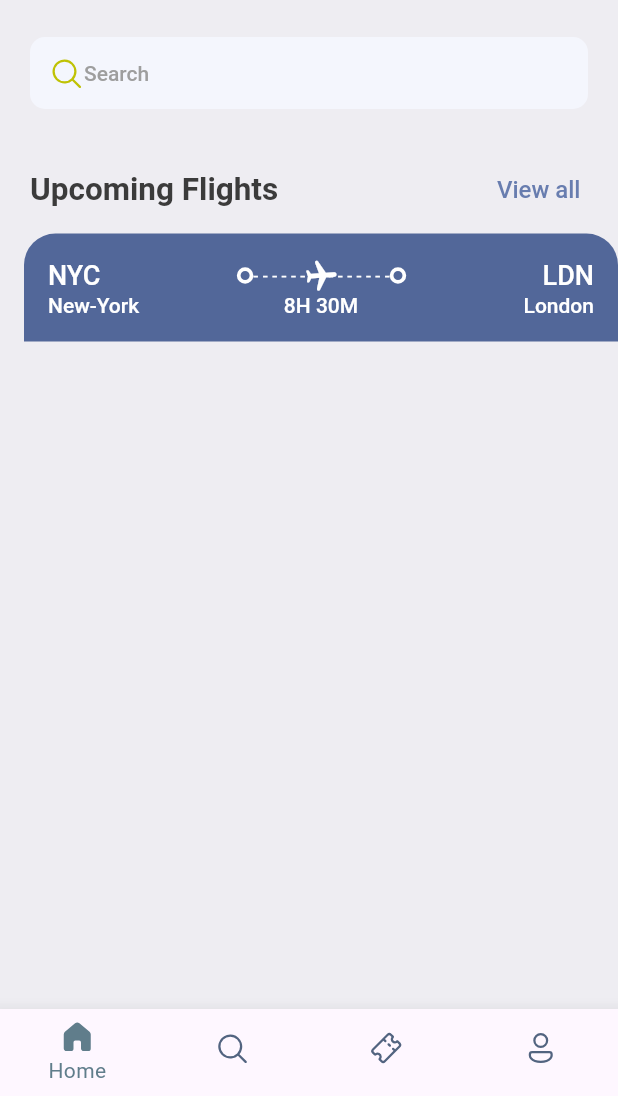
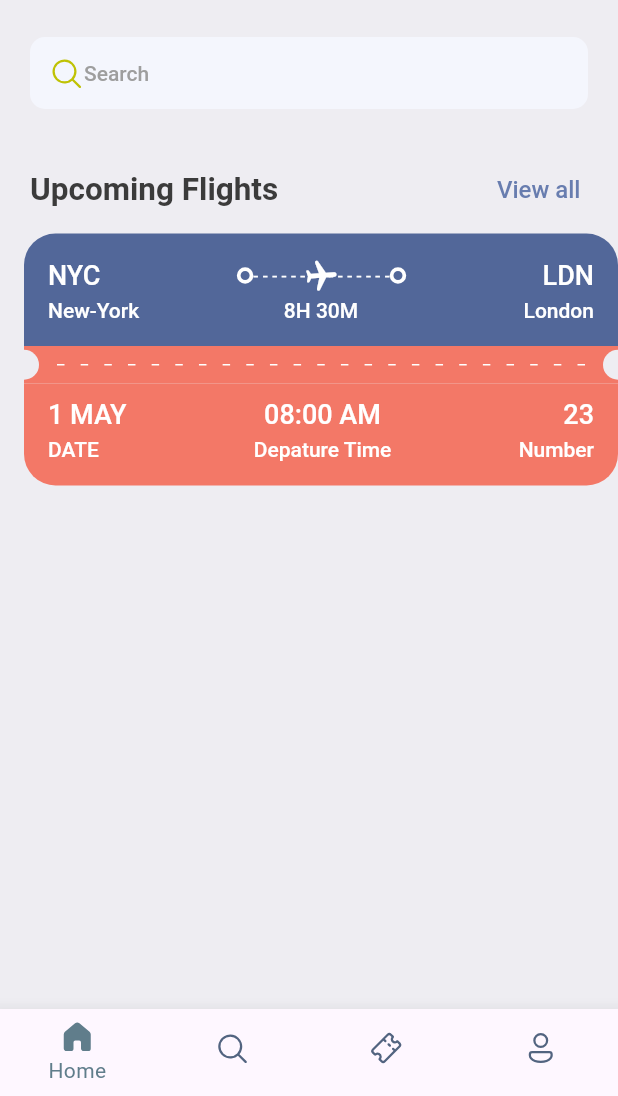
Before and after one commit to fjr619/BookTickets, a Flutter app: the screen it shows after launch, on a phone screen of 412 x 824 dp, the part 140-1236 px from its top. Run offline on Flutter 3.47's test engine with Material 2 defaults, Android fonts, the phone set to English and light mode, and no system bars; our stand-ins replace fluentui_system_icons, gap.

Commit message:
home screen: ticket view part 2

```diff
--- a/lib/screens/home/ticket_view.dart
+++ b/lib/screens/home/ticket_view.dart
@@ -1,5 +1,6 @@
 import 'package:booktickets/util/app_layout.dart';
 import 'package:flutter/material.dart';
+import 'package:gap/gap.dart';
 
 import '../../util/app_style.dart';
 import '../widget/thick_container.dart';
@@ -15,14 +16,15 @@ class TicketView extends StatelessWidget {
       width: size.width,
       height: 200,
       child: Container(
+        margin: const EdgeInsets.only(left: 16),
         child: Column(
           children: [
+            //showing the part of the card/ticket
             Container(
-              margin: const EdgeInsets.only(left: 16),
               padding: const EdgeInsets.all(16),
-              decoration: const BoxDecoration(
-                  color: Color(0xFF526799),
-                  borderRadius: BorderRadius.only(
+              decoration: BoxDecoration(
+                  color: Styles.blueColor,
+                  borderRadius: const BorderRadius.only(
                       topLeft: Radius.circular(21),
                       topRight: Radius.circular(21))),
               child: Column(
@@ -82,6 +84,7 @@ class TicketView extends StatelessWidget {
                       )
                     ],
                   ),
+                  const Gap(3),
                   Row(
                     mainAxisAlignment: MainAxisAlignment.spaceBetween,
                     children: [
@@ -104,6 +107,87 @@ class TicketView extends StatelessWidget {
                   ),
                 ],
               ),
+            ),
+
+            //showing the orange part of the card/ticket
+            Container(
+              color: Styles.orangeColor,
+              child: Row(
+                children: [
+                  Container(
+                    height: 20,
+                    width: 10,
+                    decoration: BoxDecoration(
+                        color: Styles.bgColor,
+                        borderRadius: const BorderRadius.only(topRight: Radius.circular(10), bottomRight: Radius.circular(10))
+                    ),
+                  ),
+
+                  Expanded(child: Padding(
+                    padding: const EdgeInsets.all(12.0),
+                    child: LayoutBuilder(
+                      builder: (context, constraints) {
+                        return Flex(
+                          direction: Axis.horizontal,
+                          mainAxisAlignment: MainAxisAlignment.spaceBetween,
+                          mainAxisSize: MainAxisSize.max,
+                          children: List.generate((constraints.constrainWidth()/15).floor(), (index) => Container(width: 5, height: 1, decoration: const BoxDecoration(color: Colors.white))),
+                        );
+                      },
+                    ),
+                  )),
+                  Container(
+                    height: 20,
+                    width: 10,
+                    decoration: BoxDecoration(
+                        color: Styles.bgColor,
+                        borderRadius: const BorderRadius.only(topLeft: Radius.circular(10), bottomLeft: Radius.circular(10))
+                    ),
+                  ),
+
+                ],
+              ),
+            ),
+
+            //
+            Container(
+              padding: const EdgeInsets.fromLTRB(16, 10, 16, 16),
+              decoration: BoxDecoration(
+                  color: Styles.orangeColor,
+                  borderRadius: const BorderRadius.only(
+                      bottomLeft: Radius.circular(21),
+                      bottomRight: Radius.circular(21))),
+              child: Row(
+                mainAxisAlignment: MainAxisAlignment.spaceBetween,
+                children: [
+                  Column(
+                    crossAxisAlignment: CrossAxisAlignment.start,
+                    children: [
+                      Text("1 MAY", style: Styles.headlineTextStyle3.copyWith(color: Colors.white)),
+                      const Gap(5),
+                      Text("DATE", style: Styles.headlineTextStyle4.copyWith(color: Colors.white))
+                    ],
+                  ),
+
+                  Column(
+                    crossAxisAlignment: CrossAxisAlignment.center,
+                    children: [
+                      Text("08:00 AM", style: Styles.headlineTextStyle3.copyWith(color: Colors.white)),
+                      const Gap(5),
+                      Text("Depature Time", style: Styles.headlineTextStyle4.copyWith(color: Colors.white))
+                    ],
+                  ),
+
+                  Column(
+                    crossAxisAlignment: CrossAxisAlignment.end,
+                    children: [
+                      Text("23", style: Styles.headlineTextStyle3.copyWith(color: Colors.white)),
+                      const Gap(5),
+                      Text("Number", style: Styles.headlineTextStyle4.copyWith(color: Colors.white))
+                    ],
+                  )
+                ],
+              ),
             )
           ],
         ),
--- a/lib/util/app_style.dart
+++ b/lib/util/app_style.dart
@@ -6,7 +6,8 @@ class Styles {
   static Color primaryColor = primary;
   static Color textColor = const Color(0xFF3b3b3b);
   static Color bgColor = const Color(0xFFeeedf2);
-  static Color orangeColor = const Color(0xFF526799);
+  static Color blueColor = const Color(0xFF526799);
+  static Color orangeColor = const Color(0xFFF37867);
 
   static TextStyle textStyle = TextStyle(
     fontSize: 16,
```
